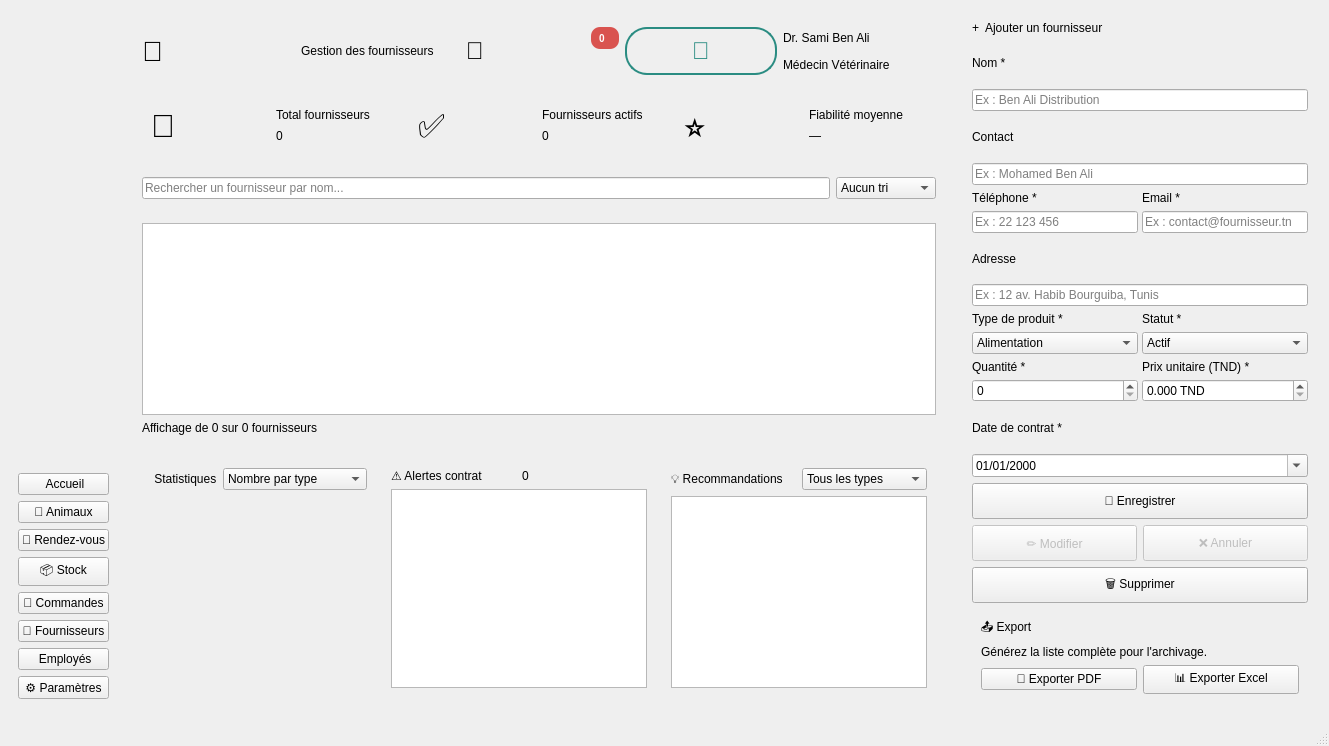
First picture: the form in PetManager_Fournisseurs/mainwindow.ui, repository elyeskallel24-creator/ProjetCpp, before the edit.
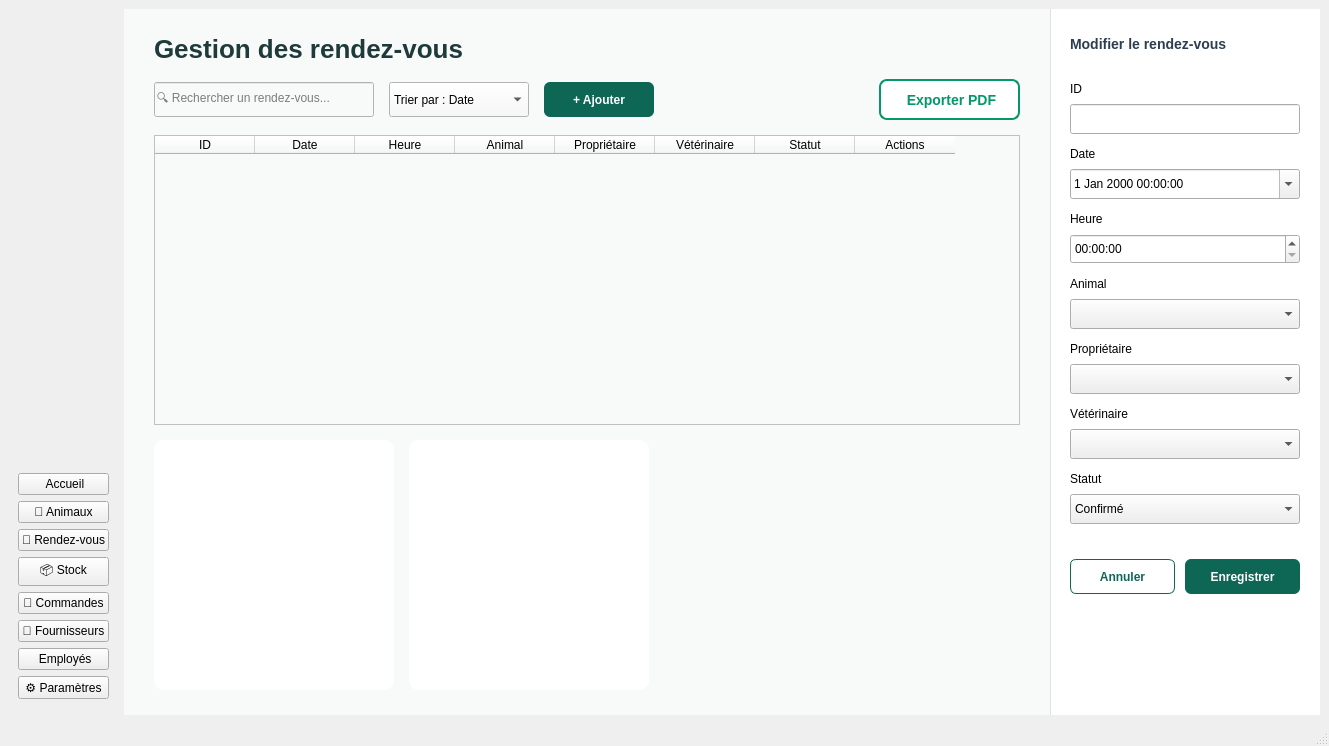
Second picture: the form after the edit. The open tabs and pages were chosen to show the change. Icons and pictures are not drawn.

Commit message: Integration du module Rendez-vous dans la base commune

Patch:
```diff
--- a/PetManager_Fournisseurs/mainwindow.ui
+++ b/PetManager_Fournisseurs/mainwindow.ui
@@ -4497,6 +4497,521 @@
         </item>
        </layout>
       </widget>
+      <widget class="QWidget" name="pageRendezVous">
+       <property name="styleSheet">
+        <string>#pageRendezVous { background-color:#F4F8F8; }</string>
+       </property>
+       <layout class="QHBoxLayout" name="layout_pageRendezVous">
+        <property name="leftMargin">
+         <number>0</number>
+        </property>
+        <property name="topMargin">
+         <number>0</number>
+        </property>
+        <property name="rightMargin">
+         <number>0</number>
+        </property>
+        <property name="bottomMargin">
+         <number>0</number>
+        </property>
+        <property name="spacing">
+         <number>0</number>
+        </property>
+        <item>
+         <widget class="QWidget" name="rdvContenu" native="true">
+          <property name="styleSheet">
+           <string>background-color: #f8f9f9;</string>
+          </property>
+          <layout class="QVBoxLayout" name="layout_rdvContenu">
+           <property name="leftMargin">
+            <number>30</number>
+           </property>
+           <property name="topMargin">
+            <number>25</number>
+           </property>
+           <property name="rightMargin">
+            <number>30</number>
+           </property>
+           <property name="bottomMargin">
+            <number>25</number>
+           </property>
+           <property name="spacing">
+            <number>15</number>
+           </property>
+           <item>
+            <widget class="QLabel" name="lblTitreRdv">
+             <property name="styleSheet">
+              <string>font-size:26px; font-weight:bold; color:#1E3A3A; background:transparent;</string>
+             </property>
+             <property name="text">
+              <string>Gestion des rendez-vous</string>
+             </property>
+            </widget>
+           </item>
+           <item>
+            <layout class="QHBoxLayout" name="layout_rdvOutils">
+             <property name="spacing">
+              <number>15</number>
+             </property>
+             <item>
+              <widget class="QLineEdit" name="rdvEditRecherche">
+               <property name="placeholderText">
+                <string>🔍 Rechercher un rendez-vous...</string>
+               </property>
+               <property name="minimumSize">
+                <size>
+                 <width>220</width>
+                 <height>35</height>
+                </size>
+               </property>
+              </widget>
+             </item>
+             <item>
+              <widget class="QComboBox" name="rdvComboTri">
+               <item>
+                <property name="text">
+                 <string>Trier par : Date</string>
+                </property>
+               </item>
+               <property name="minimumSize">
+                <size>
+                 <width>140</width>
+                 <height>35</height>
+                </size>
+               </property>
+              </widget>
+             </item>
+             <item>
+              <widget class="QPushButton" name="rdvBtnAjouter">
+               <property name="styleSheet">
+                <string>background-color: #0e6655; color: white; font-weight: bold; border-radius: 6px;</string>
+               </property>
+               <property name="text">
+                <string>+ Ajouter</string>
+               </property>
+               <property name="minimumSize">
+                <size>
+                 <width>110</width>
+                 <height>35</height>
+                </size>
+               </property>
+              </widget>
+             </item>
+             <item>
+              <spacer name="spacerRdvOutils">
+               <property name="orientation">
+                <enum>Qt::Horizontal</enum>
+               </property>
+               <property name="sizeHint">
+                <size>
+                 <width>40</width>
+                 <height>20</height>
+                </size>
+               </property>
+              </spacer>
+             </item>
+             <item>
+              <widget class="QPushButton" name="rdvBtnExportPdf">
+               <property name="styleSheet">
+                <string notr="true">QPushButton {
+          background-color: #ffffff;
+          color: #059669;
+          border: 2px solid #059669;
+          border-radius: 8px;
+          padding: 10px 20px;
+          font-size: 14px;
+          font-weight: bold;
+      }
+      QPushButton:hover {
+          background-color: #ecfdf5;
+      }</string>
+               </property>
+               <property name="text">
+                <string> Exporter PDF</string>
+               </property>
+               <property name="minimumSize">
+                <size>
+                 <width>141</width>
+                 <height>41</height>
+                </size>
+               </property>
+              </widget>
+             </item>
+            </layout>
+           </item>
+           <item>
+            <widget class="QTableWidget" name="rdvTable">
+             <property name="columnCount">
+              <number>8</number>
+             </property>
+             <column>
+              <property name="text">
+               <string>ID</string>
+              </property>
+             </column>
+             <column>
+              <property name="text">
+               <string>Date</string>
+              </property>
+             </column>
+             <column>
+              <property name="text">
+               <string>Heure</string>
+              </property>
+             </column>
+             <column>
+              <property name="text">
+               <string>Animal</string>
+              </property>
+             </column>
+             <column>
+              <property name="text">
+               <string>Propriétaire</string>
+              </property>
+             </column>
+             <column>
+              <property name="text">
+               <string>Vétérinaire</string>
+              </property>
+             </column>
+             <column>
+              <property name="text">
+               <string>Statut</string>
+              </property>
+             </column>
+             <column>
+              <property name="text">
+               <string>Actions</string>
+              </property>
+             </column>
+             <property name="minimumSize">
+              <size>
+               <width>400</width>
+               <height>200</height>
+              </size>
+             </property>
+            </widget>
+           </item>
+           <item>
+            <layout class="QHBoxLayout" name="layout_rdvStats">
+             <property name="spacing">
+              <number>15</number>
+             </property>
+             <item>
+              <widget class="QFrame" name="rdvFramePicJours">
+               <property name="styleSheet">
+                <string>background: white; border-radius: 10px;</string>
+               </property>
+               <property name="minimumSize">
+                <size>
+                 <width>190</width>
+                 <height>250</height>
+                </size>
+               </property>
+               <property name="maximumSize">
+                <size>
+                 <width>240</width>
+                 <height>250</height>
+                </size>
+               </property>
+              </widget>
+             </item>
+             <item>
+              <widget class="QFrame" name="rdvFramePicHeures">
+               <property name="styleSheet">
+                <string>background: white; border-radius: 10px;</string>
+               </property>
+               <property name="minimumSize">
+                <size>
+                 <width>190</width>
+                 <height>250</height>
+                </size>
+               </property>
+               <property name="maximumSize">
+                <size>
+                 <width>240</width>
+                 <height>250</height>
+                </size>
+               </property>
+              </widget>
+             </item>
+             <item>
+              <widget class="QWidget" name="rdvWidgetDonut" native="true">
+               <property name="minimumSize">
+                <size>
+                 <width>330</width>
+                 <height>250</height>
+                </size>
+               </property>
+               <property name="maximumSize">
+                <size>
+                 <width>16777215</width>
+                 <height>250</height>
+                </size>
+               </property>
+              </widget>
+             </item>
+            </layout>
+           </item>
+          </layout>
+         </widget>
+        </item>
+        <item>
+         <widget class="QFrame" name="rdvModification">
+          <property name="styleSheet">
+           <string>QFrame#rdvModification { background-color: white; border-left: 1px solid #e0e0e0; }</string>
+          </property>
+          <widget class="QLabel" name="rdvLblTitreForm">
+           <property name="geometry">
+            <rect>
+             <x>20</x>
+             <y>20</y>
+             <width>200</width>
+             <height>30</height>
+            </rect>
+           </property>
+           <property name="styleSheet">
+            <string>font-weight: bold; font-size: 14px; color: #2c3e50;</string>
+           </property>
+           <property name="text">
+            <string>Modifier le rendez-vous</string>
+           </property>
+          </widget>
+          <widget class="QLabel" name="rdvLblId">
+           <property name="geometry">
+            <rect>
+             <x>20</x>
+             <y>70</y>
+             <width>60</width>
+             <height>20</height>
+            </rect>
+           </property>
+           <property name="text">
+            <string>ID</string>
+           </property>
+          </widget>
+          <widget class="QLineEdit" name="rdvEditId">
+           <property name="geometry">
+            <rect>
+             <x>20</x>
+             <y>95</y>
+             <width>230</width>
+             <height>30</height>
+            </rect>
+           </property>
+           <property name="readOnly">
+            <bool>true</bool>
+           </property>
+          </widget>
+          <widget class="QLabel" name="rdvLblDate">
+           <property name="geometry">
+            <rect>
+             <x>20</x>
+             <y>135</y>
+             <width>60</width>
+             <height>20</height>
+            </rect>
+           </property>
+           <property name="text">
+            <string>Date</string>
+           </property>
+          </widget>
+          <widget class="QDateTimeEdit" name="rdvDateEdit">
+           <property name="geometry">
+            <rect>
+             <x>20</x>
+             <y>160</y>
+             <width>230</width>
+             <height>30</height>
+            </rect>
+           </property>
+           <property name="calendarPopup">
+            <bool>true</bool>
+           </property>
+          </widget>
+          <widget class="QLabel" name="rdvLblHeure">
+           <property name="geometry">
+            <rect>
+             <x>20</x>
+             <y>200</y>
+             <width>60</width>
+             <height>20</height>
+            </rect>
+           </property>
+           <property name="text">
+            <string>Heure</string>
+           </property>
+          </widget>
+          <widget class="QTimeEdit" name="rdvTimeEdit">
+           <property name="geometry">
+            <rect>
+             <x>20</x>
+             <y>225</y>
+             <width>230</width>
+             <height>30</height>
+            </rect>
+           </property>
+          </widget>
+          <widget class="QLabel" name="rdvLblAnimal">
+           <property name="geometry">
+            <rect>
+             <x>20</x>
+             <y>265</y>
+             <width>60</width>
+             <height>20</height>
+            </rect>
+           </property>
+           <property name="text">
+            <string>Animal</string>
+           </property>
+          </widget>
+          <widget class="QComboBox" name="rdvComboAnimal">
+           <property name="geometry">
+            <rect>
+             <x>20</x>
+             <y>290</y>
+             <width>230</width>
+             <height>30</height>
+            </rect>
+           </property>
+          </widget>
+          <widget class="QLabel" name="rdvLblProprio">
+           <property name="geometry">
+            <rect>
+             <x>20</x>
+             <y>330</y>
+             <width>80</width>
+             <height>20</height>
+            </rect>
+           </property>
+           <property name="text">
+            <string>Propriétaire</string>
+           </property>
+          </widget>
+          <widget class="QComboBox" name="rdvComboProprietaire">
+           <property name="geometry">
+            <rect>
+             <x>20</x>
+             <y>355</y>
+             <width>230</width>
+             <height>30</height>
+            </rect>
+           </property>
+          </widget>
+          <widget class="QLabel" name="rdvLblVet">
+           <property name="geometry">
+            <rect>
+             <x>20</x>
+             <y>395</y>
+             <width>80</width>
+             <height>20</height>
+            </rect>
+           </property>
+           <property name="text">
+            <string>Vétérinaire</string>
+           </property>
+          </widget>
+          <widget class="QComboBox" name="rdvComboVeterinaire">
+           <property name="geometry">
+            <rect>
+             <x>20</x>
+             <y>420</y>
+             <width>230</width>
+             <height>30</height>
+            </rect>
+           </property>
+          </widget>
+          <widget class="QLabel" name="rdvLblStatut">
+           <property name="geometry">
+            <rect>
+             <x>20</x>
+             <y>460</y>
+             <width>60</width>
+             <height>20</height>
+            </rect>
+           </property>
+           <property name="text">
+            <string>Statut</string>
+           </property>
+          </widget>
+          <widget class="QComboBox" name="rdvComboStatut">
+           <property name="geometry">
+            <rect>
+             <x>20</x>
+             <y>485</y>
+             <width>230</width>
+             <height>30</height>
+            </rect>
+           </property>
+           <item>
+            <property name="text">
+             <string>Confirmé</string>
+            </property>
+           </item>
+           <item>
+            <property name="text">
+             <string>En attente</string>
+            </property>
+           </item>
+           <item>
+            <property name="text">
+             <string>Annulé</string>
+            </property>
+           </item>
+           <item>
+            <property name="text">
+             <string>Terminé</string>
+            </property>
+           </item>
+          </widget>
+          <widget class="QPushButton" name="rdvBtnAnnuler">
+           <property name="geometry">
+            <rect>
+             <x>20</x>
+             <y>550</y>
+             <width>105</width>
+             <height>35</height>
+            </rect>
+           </property>
+           <property name="styleSheet">
+            <string>border: 1px solid #0e6655; color: #0e6655; border-radius: 6px; font-weight: bold;</string>
+           </property>
+           <property name="text">
+            <string>Annuler</string>
+           </property>
+          </widget>
+          <widget class="QPushButton" name="rdvBtnEnregistrer">
+           <property name="geometry">
+            <rect>
+             <x>135</x>
+             <y>550</y>
+             <width>115</width>
+             <height>35</height>
+            </rect>
+           </property>
+           <property name="styleSheet">
+            <string>background-color: #0e6655; color: white; border-radius: 6px; font-weight: bold;</string>
+           </property>
+           <property name="text">
+            <string>Enregistrer</string>
+           </property>
+          </widget>
+          <property name="minimumSize">
+           <size>
+            <width>270</width>
+            <height>600</height>
+           </size>
+          </property>
+          <property name="maximumSize">
+           <size>
+            <width>270</width>
+            <height>16777215</height>
+           </size>
+          </property>
+         </widget>
+        </item>
+       </layout>
+      </widget>
      </widget>
     </item>
    </layout>
```
The commit also changes 7 other files.
